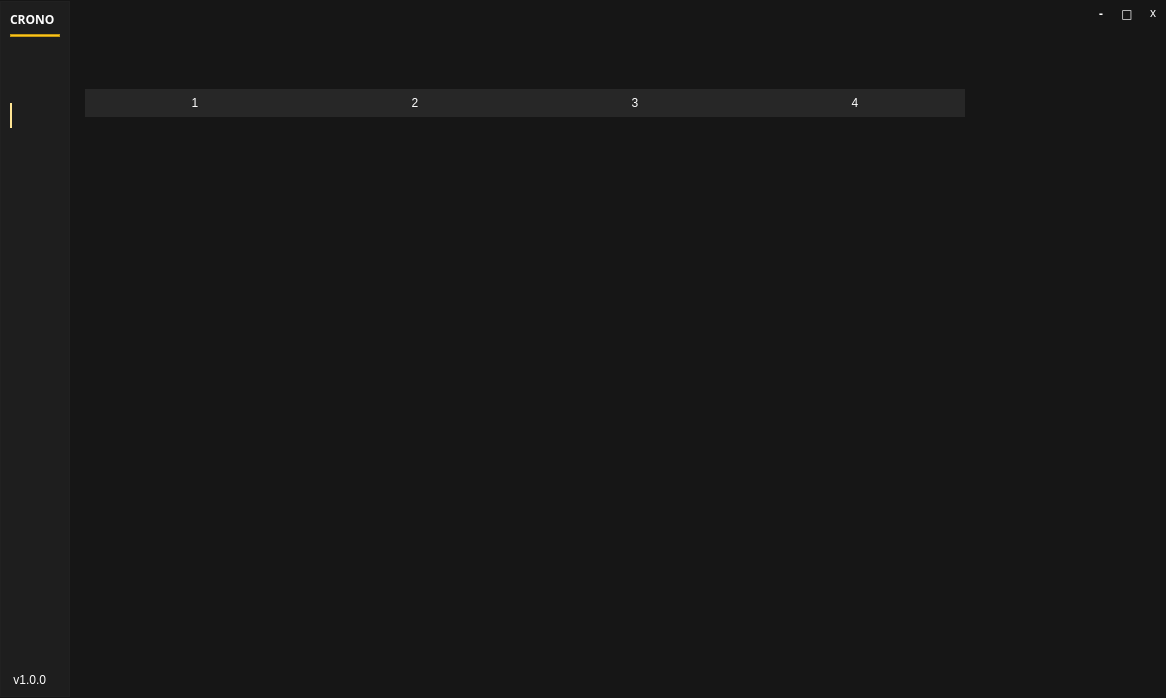
Before: the Qt Designer form mainwindow.ui in illud/crono, drawn with Qt 5.
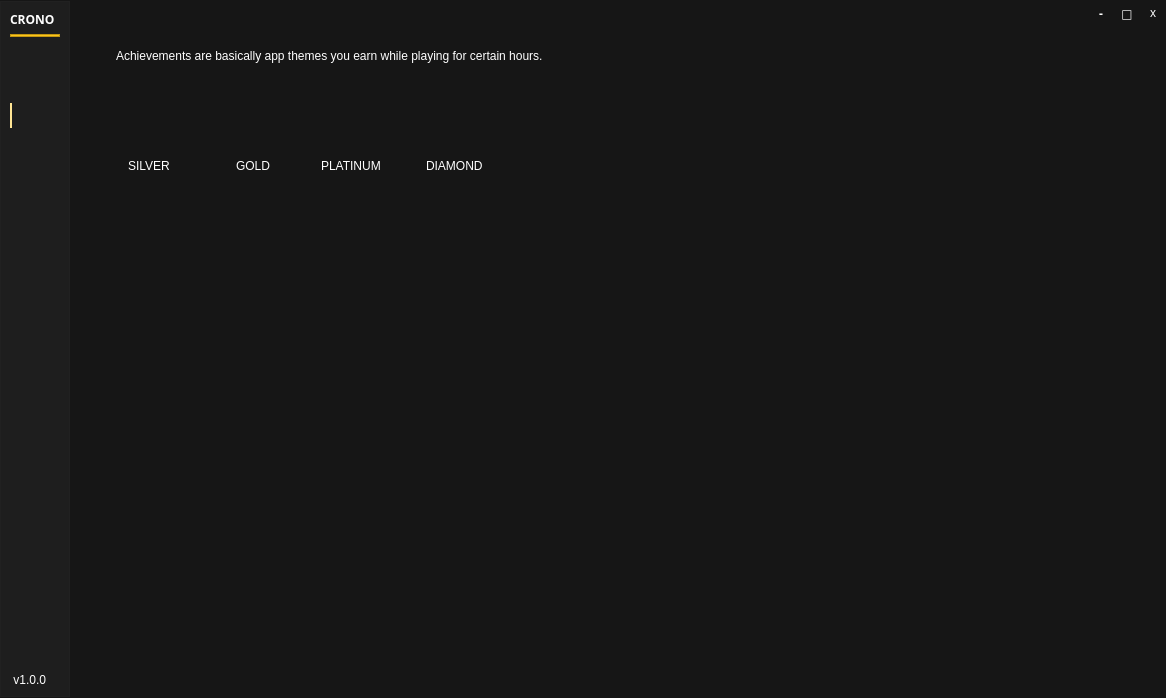
After: the same form once the commit is applied. The open tabs and pages were chosen to show the change. Icons and pictures are not drawn. Custom widgets are drawn as their Qt base class.

Commit message: added achivements(silver 1h, gold 100h, platinum 500h, diamond 1000h)

Diff of the .ui file:
```diff
--- a/mainwindow.ui
+++ b/mainwindow.ui
@@ -1847,6 +1847,270 @@
           </item>
          </layout>
         </widget>
+        <widget class="QWidget" name="page_5">
+         <widget class="QPushButton" name="btnSilver">
+          <property name="geometry">
+           <rect>
+            <x>30</x>
+            <y>50</y>
+            <width>81</width>
+            <height>61</height>
+           </rect>
+          </property>
+          <property name="toolTip">
+           <string>&lt;html&gt;&lt;head/&gt;&lt;body&gt;&lt;p&gt;Play for 1 hour to unlock.&lt;/p&gt;&lt;/body&gt;&lt;/html&gt;</string>
+          </property>
+          <property name="styleSheet">
+           <string notr="true">
+QPushButton#btnSilver { 
+	text-align: left;
+	padding-left: 13px;
+    background-color:  transparent;
+	font: 900 11pt 'Arial Black';
+	color: rgb(255, 255, 255);
+    border: 0px;
+	border-color: rgb(255,255,255);
+	border-style: outset;
+}
+
+QPushButton#btnSilver:hover{ 
+font: 900 11pt 'Arial Black';
+	color: rgb(163, 163, 163);
+    border: 0px;
+}
+
+QPushButton#btnSilver::focus:pressed{ 
+	font: 900 11pt 'Arial Black';
+	color: rgb(163, 163, 163);
+    border: 0px;
+}
+</string>
+          </property>
+          <property name="text">
+           <string/>
+          </property>
+          <property name="iconSize">
+           <size>
+            <width>60</width>
+            <height>60</height>
+           </size>
+          </property>
+          <property name="flat">
+           <bool>true</bool>
+          </property>
+         </widget>
+         <widget class="QPushButton" name="btnGold">
+          <property name="geometry">
+           <rect>
+            <x>140</x>
+            <y>50</y>
+            <width>80</width>
+            <height>61</height>
+           </rect>
+          </property>
+          <property name="toolTip">
+           <string>&lt;html&gt;&lt;head/&gt;&lt;body&gt;&lt;p&gt;Play for 100 hours to unlock.&lt;/p&gt;&lt;/body&gt;&lt;/html&gt;</string>
+          </property>
+          <property name="styleSheet">
+           <string notr="true">
+QPushButton#btnGold { 
+	text-align: left;
+	padding-left: 13px;
+    background-color:  transparent;
+	font: 900 11pt 'Arial Black';
+	color: rgb(255, 255, 255);
+    border: 0px;
+	border-color: rgb(255,255,255);
+	border-style: outset;
+}
+
+QPushButton#btnGold:hover{ 
+font: 900 11pt 'Arial Black';
+	color: rgb(163, 163, 163);
+    border: 0px;
+}
+
+QPushButton#btnGold::focus:pressed{ 
+	font: 900 11pt 'Arial Black';
+	color: rgb(163, 163, 163);
+    border: 0px;
+}
+</string>
+          </property>
+          <property name="text">
+           <string/>
+          </property>
+         </widget>
+         <widget class="QPushButton" name="btnPlatinum">
+          <property name="geometry">
+           <rect>
+            <x>240</x>
+            <y>50</y>
+            <width>80</width>
+            <height>61</height>
+           </rect>
+          </property>
+          <property name="toolTip">
+           <string>&lt;html&gt;&lt;head/&gt;&lt;body&gt;&lt;p&gt;Play for 500 hours to unlock.&lt;/p&gt;&lt;/body&gt;&lt;/html&gt;</string>
+          </property>
+          <property name="styleSheet">
+           <string notr="true">
+QPushButton#btnPlatinum { 
+	text-align: left;
+	padding-left: 13px;
+    background-color:  transparent;
+	font: 900 11pt 'Arial Black';
+	color: rgb(255, 255, 255);
+    border: 0px;
+	border-color: rgb(255,255,255);
+	border-style: outset;
+}
+
+QPushButton#btnPlatinum:hover{ 
+font: 900 11pt 'Arial Black';
+	color: rgb(163, 163, 163);
+    border: 0px;
+}
+
+QPushButton#btnPlatinum::focus:pressed{ 
+	font: 900 11pt 'Arial Black';
+	color: rgb(163, 163, 163);
+    border: 0px;
+}
+</string>
+          </property>
+          <property name="text">
+           <string/>
+          </property>
+         </widget>
+         <widget class="QPushButton" name="btnDiamond">
+          <property name="geometry">
+           <rect>
+            <x>340</x>
+            <y>50</y>
+            <width>80</width>
+            <height>61</height>
+           </rect>
+          </property>
+          <property name="toolTip">
+           <string>&lt;html&gt;&lt;head/&gt;&lt;body&gt;&lt;p&gt;Play for 1000 hours to unlock.&lt;/p&gt;&lt;/body&gt;&lt;/html&gt;</string>
+          </property>
+          <property name="styleSheet">
+           <string notr="true">
+QPushButton#btnDiamond { 
+	text-align: left;
+	padding-left: 13px;
+    background-color:  transparent;
+	font: 900 11pt 'Arial Black';
+	color: rgb(255, 255, 255);
+    border: 0px;
+	border-color: rgb(255,255,255);
+	border-style: outset;
+}
+
+QPushButton#btnDiamond:hover{ 
+font: 900 11pt 'Arial Black';
+	color: rgb(163, 163, 163);
+    border: 0px;
+}
+
+QPushButton#btnDiamond::focus:pressed{ 
+	font: 900 11pt 'Arial Black';
+	color: rgb(163, 163, 163);
+    border: 0px;
+}
+</string>
+          </property>
+          <property name="text">
+           <string/>
+          </property>
+         </widget>
+         <widget class="QLabel" name="label_4">
+          <property name="geometry">
+           <rect>
+            <x>40</x>
+            <y>10</y>
+            <width>531</width>
+            <height>16</height>
+           </rect>
+          </property>
+          <property name="styleSheet">
+           <string notr="true">font: 900 9pt &quot;Arial Black&quot;;
+color: rgb(255, 255, 255);</string>
+          </property>
+          <property name="text">
+           <string>Achievements are basically app themes you earn while playing for certain hours.</string>
+          </property>
+         </widget>
+         <widget class="QLabel" name="silverTxt">
+          <property name="geometry">
+           <rect>
+            <x>52</x>
+            <y>120</y>
+            <width>51</width>
+            <height>16</height>
+           </rect>
+          </property>
+          <property name="styleSheet">
+           <string notr="true">font: 900 9pt &quot;Arial Black&quot;;
+color: rgb(255, 255, 255);</string>
+          </property>
+          <property name="text">
+           <string>SILVER</string>
+          </property>
+         </widget>
+         <widget class="QLabel" name="goldTxt">
+          <property name="geometry">
+           <rect>
+            <x>160</x>
+            <y>120</y>
+            <width>51</width>
+            <height>16</height>
+           </rect>
+          </property>
+          <property name="styleSheet">
+           <string notr="true">font: 900 9pt &quot;Arial Black&quot;;
+color: rgb(255, 255, 255);</string>
+          </property>
+          <property name="text">
+           <string>GOLD</string>
+          </property>
+         </widget>
+         <widget class="QLabel" name="platinumTxt">
+          <property name="geometry">
+           <rect>
+            <x>245</x>
+            <y>120</y>
+            <width>71</width>
+            <height>16</height>
+           </rect>
+          </property>
+          <property name="styleSheet">
+           <string notr="true">font: 900 9pt &quot;Arial Black&quot;;
+color: rgb(255, 255, 255);</string>
+          </property>
+          <property name="text">
+           <string>PLATINUM</string>
+          </property>
+         </widget>
+         <widget class="QLabel" name="diamondTxt">
+          <property name="geometry">
+           <rect>
+            <x>350</x>
+            <y>120</y>
+            <width>71</width>
+            <height>16</height>
+           </rect>
+          </property>
+          <property name="styleSheet">
+           <string notr="true">font: 900 9pt &quot;Arial Black&quot;;
+color: rgb(255, 255, 255);</string>
+          </property>
+          <property name="text">
+           <string>DIAMOND</string>
+          </property>
+         </widget>
+        </widget>
        </widget>
       </item>
      </layout>
```
Left out of the diff: 850 changed lines with no effect on the pictures. The commit also changes 12 other files.
